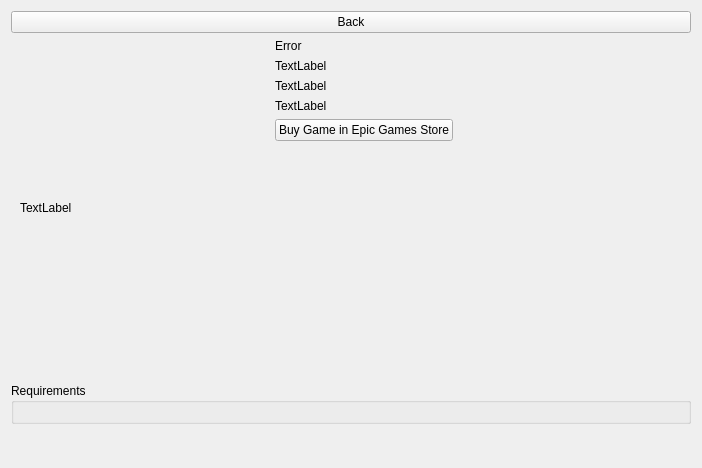
Qt form rare/ui/components/tabs/store/shop_game_info.ui (RareDevs/Rare) before a commit.
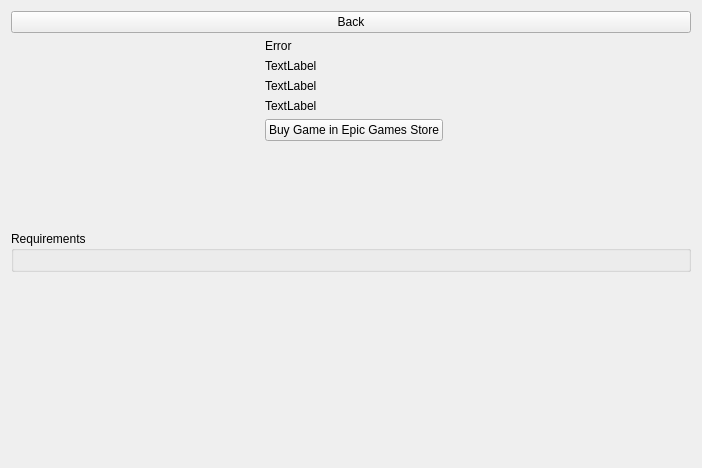
The same form after that commit.

Commit message: Nice look of search results; better look for shop info; added ImageLabel in extra_widgets.py

```diff
--- a/rare/ui/components/tabs/store/shop_game_info.ui
+++ b/rare/ui/components/tabs/store/shop_game_info.ui
@@ -28,23 +28,6 @@
        <property name="currentIndex">
         <number>0</number>
        </property>
-       <widget class="QWidget" name="page">
-        <layout class="QVBoxLayout" name="verticalLayout_3">
-         <item>
-          <widget class="QLabel" name="image">
-           <property name="minimumSize">
-            <size>
-             <width>240</width>
-             <height>320</height>
-            </size>
-           </property>
-           <property name="text">
-            <string>TextLabel</string>
-           </property>
-          </widget>
-         </item>
-        </layout>
-       </widget>
       </widget>
      </item>
      <item>
```
Left out of the diff: 2 changed lines with no effect on the pictures. The commit also changes 5 other files.
